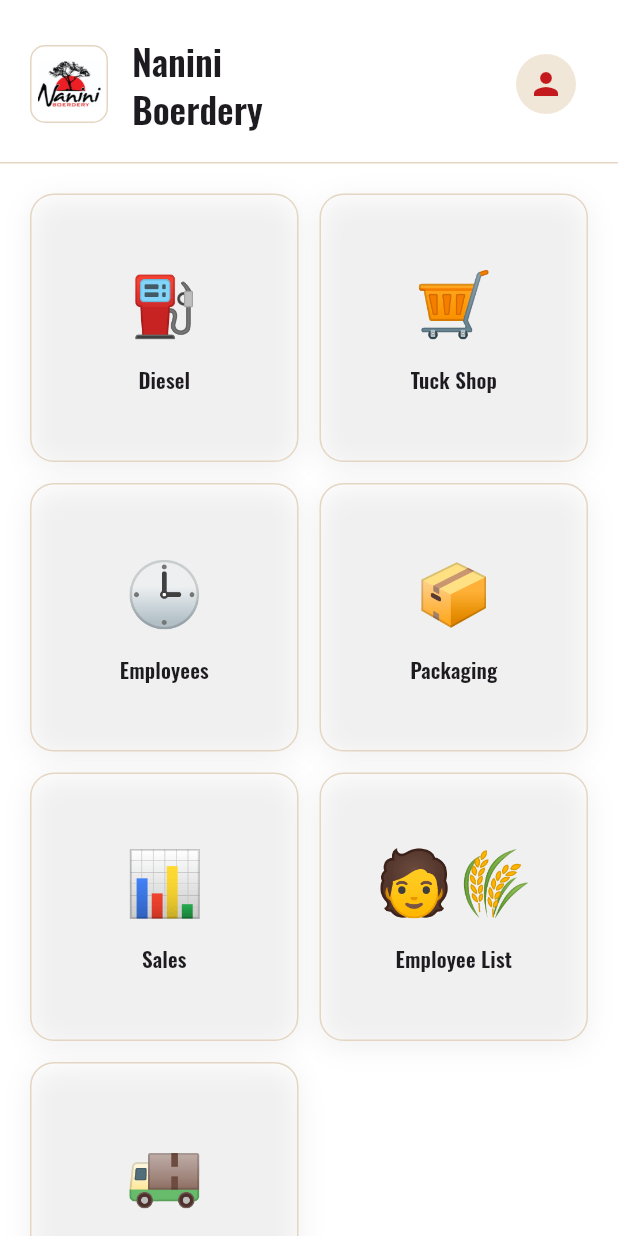
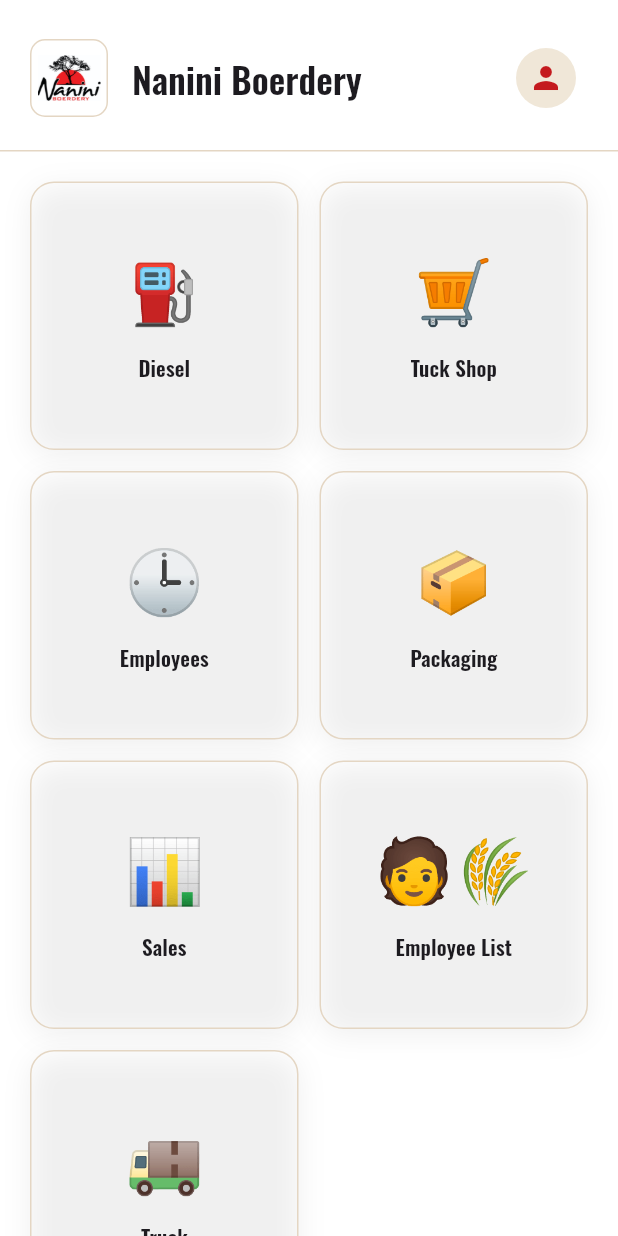
Before and after one commit to DFourie87/Nanini, a Flutter app: the HubScreen screen opened directly, on a phone screen of 412 x 824 dp. Run offline on Flutter 3.47's test engine with Material 3 defaults, Android fonts, the phone set to English and light mode, and no system bars; our stand-ins replace csv, fl_chart, flutter_map, google_fonts, latlong2, pdf and 4 more; accounts and stored records are empty.

```diff
--- a/nanini_app/lib/features/hub/hub_screen.dart
+++ b/nanini_app/lib/features/hub/hub_screen.dart
@@ -62,7 +62,7 @@ class HubScreen extends StatelessWidget {
                   const SizedBox(width: 16),
                   Expanded(
                     child: Text(
-                      'Nanini\nBoerdery',
+                      'Nanini Boerdery',
                       style: Theme.of(context).textTheme.headlineSmall,
                     ),
                   ),
```
